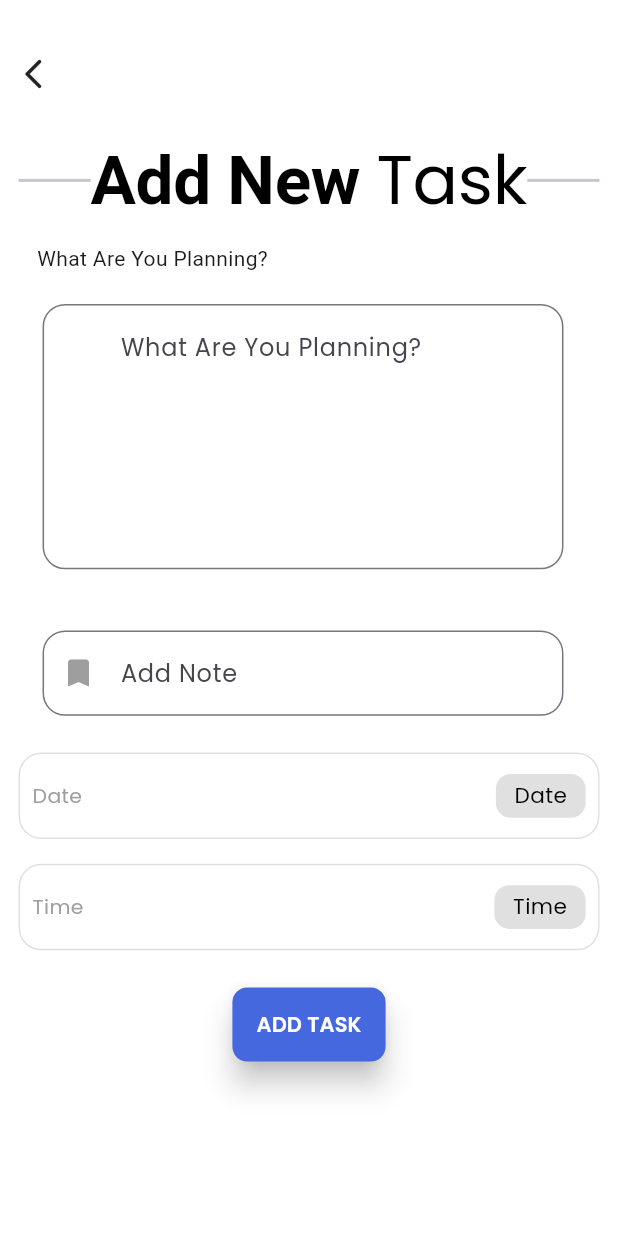
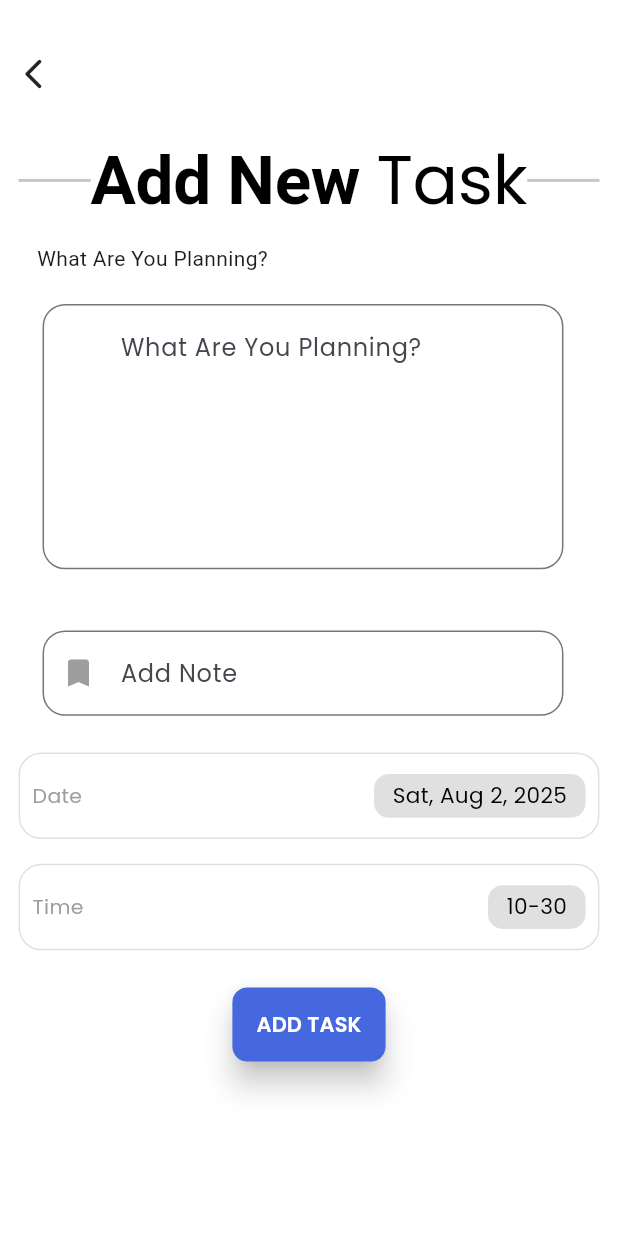
Before and after one commit to MuhammedAnfal/todo_app, a Flutter app: the screen it shows after launch, after a tap on the "add" icon, on a phone screen of 412 x 824 dp. Run offline on Flutter 3.47's test engine with Material 3 defaults, Android fonts, the phone set to English and light mode, and no system bars; our stand-ins replace animate_do, cloud_firestore, cloud_functions, firebase_core, firebase_messaging, flutter_local_notifications and 7 more; missing offline and left inert: ftoast, panara_dialogs; accounts and stored records are empty.

Commit message:
can clear all todo list and delete the items, push notificaton setup

```diff
--- a/lib/features/home/screens/home_view.dart
+++ b/lib/features/home/screens/home_view.dart
@@ -5,6 +5,7 @@ import 'package:flutter/material.dart';
 import 'package:flutter_riverpod/flutter_riverpod.dart';
 import 'package:flutter_slider_drawer/flutter_slider_drawer.dart';
 import 'package:google_fonts/google_fonts.dart';
+import 'package:hive/hive.dart';
 import 'package:lottie/lottie.dart';
 import 'package:todo_app/features/extension/size_extension.dart';
 import 'package:todo_app/features/extension/space_extension.dart';
@@ -24,14 +25,41 @@ class HomeView extends ConsumerStatefulWidget {
 
 class _HomeViewState extends ConsumerState<HomeView> {
   //-- variables
-  final List<int> tasks = [2];
   final GlobalKey<SliderDrawerState> sliderKey = GlobalKey<SliderDrawerState>();
+  final doneTasks = StateProvider((ref) => 0);
+
+  //-- check how many tasks are done
+  int checkDoneTask(List<Task> taskList) {
+    Future.delayed(Duration(milliseconds: 500), () {
+      for (var a in taskList) {
+        if (a.isCompleted) {
+          ref.watch(doneTasks.notifier).state++;
+        }
+      }
+    });
+    return ref.read(doneTasks);
+  }
 
   @override
   Widget build(BuildContext context) {
+    // -- checkValueOfCircleIndicator
+    dynamic valueOfCircleIndicator(List<Task> taskList) {
+      if (taskList.isEmpty) {
+        return 0;
+      } else {
+        return taskList.length;
+      }
+    }
+
+    final base = BaseWidget.of(context);
     final theme = Theme.of(context).textTheme;
-    return Consumer(
-      builder: (context, ref, child) {
+
+    return ValueListenableBuilder(
+      valueListenable: base.dataStore.listenToTask(),
+      builder: (context, Box<Task> box, child) {
+        var tasks = box.values.toList();
+        tasks.sort((a, b) => b.createdAtDate.compareTo(a.createdAtDate));
+
         //-- slide drawer
         return Scaffold(
           backgroundColor: Colors.white,
@@ -42,11 +70,7 @@ class _HomeViewState extends ConsumerState<HomeView> {
               height: context.h,
               width: context.w,
               child: Padding(
-                padding: EdgeInsets.only(
-                  right: context.w * 0.02,
-                  left: context.w * 0.02,
-                  bottom: context.w * 0.02,
-                ),
+                padding: EdgeInsets.only(right: context.w * 0.02, left: context.w * 0.02, bottom: context.w * 0.02),
                 child: SingleChildScrollView(
                   child: Column(
                     children: [
@@ -64,27 +88,19 @@ class _HomeViewState extends ConsumerState<HomeView> {
                                 padding: EdgeInsets.only(right: context.w * 0.02),
                                 child: GestureDetector(
                                   onTap: () async {
-                                    print('object');
-                                    try {
-                                      final functions = FirebaseFunctions.instance;
-                                      final result = await functions.httpsCallable('sendNotification').call({
-                                        'title': 'hi guys',
-                                        'body': 'this is the notification',
-                                        'token': token,
-                                      });
-                                      print(token);
-
-                                      print('Function Response: ${result.data}');
-                                    } catch (e) {
-                                      print('Function Error: $e');
-                                    }
-                                    // noTaskWarningDialog(context);
+                                    base.dataStore.box.isEmpty ? noTaskWarningDialog(context) : deleteAllTaskDialog(context);
+                                    // try {
+                                    //   final functions = FirebaseFunctions.instance;
+                                    //   final result = await functions.httpsCallable('sendNotification').call({
+                                    //     'title': 'hi guys',
+                                    //     'body': 'this is the notification',
+                                    //     'token': token,
+                                    //   });
+                                    // } catch (e) {
+                                    //   noTaskWarningDialog(context);
+                                    // }
                                   },
-                                  child: Icon(
-                                    CupertinoIcons.trash,
-                                    size: context.w * 0.06,
-                                    color: Colors.black,
-                                  ),
+                                  child: Icon(CupertinoIcons.trash, size: context.w * 0.06, color: Colors.black),
                                 ),
                               ),
                             ],
@@ -101,7 +117,7 @@ class _HomeViewState extends ConsumerState<HomeView> {
                             children: [
                               //-- loader
                               CircularProgressIndicator(
-                                value: 1 / 3,
+                                value: checkDoneTask(tasks) / valueOfCircleIndicator(tasks),
                                 backgroundColor: Colors.grey,
                                 valueColor: const AlwaysStoppedAnimation(Colors.blue),
                               ),
@@ -112,7 +128,7 @@ class _HomeViewState extends ConsumerState<HomeView> {
                                 children: [
                                   Text(AppStrings.mainTitle, style: theme.displayLarge),
                                   3.h,
-                                  Text('1 of 3 task', style: theme.titleMedium),
+                                  Text('${checkDoneTask(tasks)} of ${tasks.length} task', style: theme.titleMedium),
                                 ],
                               ),
                             ],
@@ -121,12 +137,9 @@ class _HomeViewState extends ConsumerState<HomeView> {
                       ),
 
                       //-- divider
-                      Padding(
-                        padding: EdgeInsets.only(top: context.h * 0.01),
-                        child: Divider(thickness: 2, indent: 60),
-                      ),
+                      Padding(padding: EdgeInsets.only(top: context.h * 0.01), child: Divider(thickness: 2, indent: 60)),
 
-                      //-- tasks
+                      //-- task
                       SizedBox(
                         width: context.w,
                         height: context.h * 0.7,
@@ -139,10 +152,7 @@ class _HomeViewState extends ConsumerState<HomeView> {
                                       child: SizedBox(
                                         height: context.h * 0.3,
                                         width: context.w,
-                                        child: Lottie.asset(
-                                          ImageConstants.noTask,
-                                          animate: tasks.isNotEmpty ? false : true,
-                                        ),
+                                        child: Lottie.asset(ImageConstants.noTask, animate: tasks.isNotEmpty ? false : true),
                                       ),
                                     ),
                                     FadeInUp(from: 30, child: Text(AppStrings.doneAllTask)),
@@ -152,11 +162,11 @@ class _HomeViewState extends ConsumerState<HomeView> {
                                   scrollDirection: Axis.vertical,
                                   itemCount: tasks.length,
                                   itemBuilder: (context, index) {
+                                    var task = tasks[index];
                                     //-- swipe to delete task
                                     return Dismissible(
                                       onDismissed: (_) {
-                                        tasks.removeAt(index);
-                                        setState(() {});
+                                        base.dataStore.deleteTask(task: task);
                                       },
                                       background: Row(
                                         mainAxisAlignment: MainAxisAlignment.center,
@@ -167,30 +177,17 @@ class _HomeViewState extends ConsumerState<HomeView> {
                                           //-- text
                                           Padding(
                                             padding: EdgeInsets.only(left: context.w * 0.010),
-                                            child: Text(
-                                              AppStrings.deletedTask,
-                                              style: GoogleFonts.poppins(color: Colors.grey),
-                                            ),
+                                            child: Text(AppStrings.deletedTask, style: GoogleFonts.poppins(color: Colors.grey)),
                                           ),
                                         ],
                                       ),
 
                                       //-- swiping direction
                                       direction: DismissDirection.horizontal,
-                                      key: Key(index.toString()),
+                                      key: Key(task.id.toString()),
 
                                       //-- tile widget
-                                      child: TaskWidget(
-                                        theme: theme,
-                                        task: Task(
-                                          id: '1',
-                                          title: 'Home Task',
-                                          description: "cleaning the room",
-                                          createdTime: DateTime.now(),
-                                          createdAtDate: DateTime.now(),
-                                          isCompleted: false,
-                                        ),
-                                      ),
+                                      child: TaskWidget(theme: theme, task: task),
                                     );
                                   },
                                 ),
--- a/lib/features/models/task.dart
+++ b/lib/features/models/task.dart
@@ -32,7 +32,7 @@ class Task extends HiveObject {
 
   //-- create new taks
   factory Task.create({
-     String? id,
+    String? id,
     required String? title,
     required String? description,
     required DateTime? createdTime,
--- a/lib/features/tasks/screens/taskview.dart
+++ b/lib/features/tasks/screens/taskview.dart
@@ -1,4 +1,3 @@
-import 'package:animate_do/animate_do.dart';
 import 'package:bottom_picker/bottom_picker.dart';
 import 'package:cloud_firestore/cloud_firestore.dart';
 import 'package:flutter/material.dart';
@@ -23,8 +22,8 @@ import 'package:todo_app/main.dart';
 import '../../../models/task_model.dart';
 
 class Taskview extends ConsumerStatefulWidget {
-  const Taskview({super.key, this.titleController, this.descriptionController});
-
+  const Taskview( {super.key, this.task, this.titleController, this.descriptionController});
+  final Task? task;
   final TextEditingController? titleController;
   final TextEditingController? descriptionController;
 
@@ -36,8 +35,8 @@ class _TaskviewState extends ConsumerState<Taskview> {
   //-- variables
   final title = StateProvider<String>((ref) => '');
   final description = StateProvider<String>((ref) => '');
-  final selectedDate = StateProvider<DateTime?>((ref) => null);
-  final selectedTime = StateProvider((ref) => '');
+  final selectedDate = StateProvider<DateTime?>((ref) => DateTime.now());
+  final selectedTime = StateProvider<DateTime?>((ref) => DateTime.now());
 
   //-- if any task is there return true or return false
   bool isTaskExist() {
@@ -51,44 +50,42 @@ class _TaskviewState extends ConsumerState<Taskview> {
   //-- function for creating or updating tasks
   dynamic isTaskAlreadyExistUpdateOtherWiseCreate() {
     if (widget.titleController?.text != null && widget.descriptionController?.text != null) {
+      print('if working ');
       try {
         //-- updating the current task
         widget.titleController?.text = ref.watch(title);
         widget.descriptionController?.text = ref.watch(description);
+        Navigator.pop(context);
+
       } catch (e) {
         updateWarning(context);
       }
     } else {
       //-- create new task
-
-      if (ref.watch(title) != null && ref.watch(description) != null) {
+      print('else  working ');
+      if (ref.watch(title) != ''  && ref.watch(description) != '') {
+        print('else if');
         var task = Task.create(
           title: ref.watch(title),
           description: ref.watch(description),
-          createdTime: DateTime.parse(ref.watch(selectedTime)),
+          createdTime: ref.watch(selectedTime),
           createdDate: ref.watch(selectedDate),
         );
         //-- we are adding task in to db using inherited widget
         BaseWidget.of(context).dataStore.addTask(task: task);
+        Navigator.pop(context);
       } else {
         emptyWarning(context);
       }
     }
   }
 
-  @override
-  void dispose() {
-    // TODO: implement dispose
-    super.dispose();
-
-    ref.watch(selectedTime.notifier).state = '';
-    ref.watch(selectedDate.notifier).state = null;
+  //-- delete task
+  deleteTask(){
+    return widget.task?.delete();
   }
-
   @override
   Widget build(BuildContext context) {
-   final base = BaseWidget.of(context);
-   return ValueListenableBuilder(valueListenable: base.dataStore.listenToTask(), builder: (context, Box<Task> box , child) {
     return Scaffold(
       backgroundColor: Colors.white,
       //-- appBar
@@ -178,48 +175,88 @@ class _TaskviewState extends ConsumerState<Taskview> {
                   initialTime: Time(minutes: 59),
                   maxTime: Time(hours: 23),
                   onSubmit: (p0) {
-                      final DateTime time = p0 as DateTime;
-                      final formattedTime = DateFormat('HH : mm').format(time);
-                      ref.watch(selectedTime.notifier).state = formattedTime;
-                      print(ref.watch(selectedTime).toString());
+                    ref.watch(selectedTime.notifier).state = p0;
                   },
                   pickerTitle: Text('sss', style: GoogleFonts.poppins(color: AppColors.white, fontWeight: FontWeight.w500)),
                 ).show(context);
               },
-                selectedTime: ref.watch(selectedTime.notifier).state.toString(),
+              selectedTime: ref.watch(selectedTime)?? DateTime.now()),
+
+            Padding(
+              padding: EdgeInsets.only(top: context.h * 0.03),
+              child: Row(
+                mainAxisAlignment: isTaskExist() ? MainAxisAlignment.center : MainAxisAlignment.spaceAround,
+                children: [
+                  //-- delete button
+                  isTaskExist()
+                      ? Container()
+                      : MaterialButton(
+                        elevation: 4,
+                        height: context.h * 0.06,
+                        color: Colors.white38,
+                        shape: RoundedRectangleBorder(
+                          borderRadius: BorderRadius.circular(10),
+                          side: BorderSide(color: AppColors.grey),
+                        ),
+                        onPressed: () {
+                          deleteTask();
+                          Navigator.pop(context);
+                        },
+                        animationDuration: Duration(seconds: 1),
+                        child: Row(
+                          children: [
+                            Icon(Icons.close, color: AppColors.primaryColor),
+                            Padding(
+                              padding: EdgeInsets.only(left: context.w * 0.02),
+                              child: Text(
+                                AppStrings.deleteTAsk.toUpperCase(),
+                                style: GoogleFonts.poppins(color: AppColors.primaryColor, fontWeight: FontWeight.w600),
+                              ),
+                            ),
+                          ],
+                        ),
                       ),
 
-              //-- Delete and add Buttons
-              ButtonsRowSection(
-                isAlreadyExist: isTaskExist(),
-                onAdd: () {
+                  //-- adding button
+                  MaterialButton(
+                    elevation: 8,
+                    height: context.h * 0.06,
+                    shape: RoundedRectangleBorder(borderRadius: BorderRadius.circular(10)),
+                    onPressed: () {
                       if (ref.watch(selectedDate) == null) {
                         ScaffoldMessenger.of(context).showSnackBar(SnackBar(content: Text('please select date')));
                       } else if (ref.watch(selectedTime) == null) {
                         ScaffoldMessenger.of(context).showSnackBar(SnackBar(content: Text('please select time')));
                       } else {
-                    print(token);
-                    print('1');
+                        if(ref.watch(title)!=''&& ref.watch(description)!='') {
+                          isTaskAlreadyExistUpdateOtherWiseCreate();
                           TaskModel task = TaskModel(
                             token: token ?? '',
                             taskId: '',
                             selectedDate: ref.watch(selectedDate) ?? DateTime.now(),
-                      selectedTime: ref.watch(selectedTime) ?? '',
-                      taskTitle: widget.titleController.toString(),
-                      taskDescription: widget.descriptionController.toString(),
+                            selectedTime: ref.watch(selectedTime) ?? DateTime.now(),
+                            taskTitle: ref.watch(title),
+                            taskDescription: ref.watch(description),
                           );
                           FirebaseFirestore.instance.collection('tasks').add(task.toMap()).then((value) {
                             value.update({'taskId': value.id});
                           });
                         }
+                      }
                     },
+                    animationDuration: Duration(seconds: 1),
+                    color: AppColors.primaryColor,
+                    child: Text(
+                     isTaskExist()?  AppStrings.addTaskString.toUpperCase():AppStrings.updateCurrentTask,
+                      style: GoogleFonts.poppins(color: AppColors.white, fontWeight: FontWeight.w600),
+                    ),
+                  ),
+                ],
+              ),
             ),
           ],
         ),
       ),
     );
-
-
-    },);
   }
 }
--- a/lib/features/tasks/screens/widgets/time_selection_section.dart
+++ b/lib/features/tasks/screens/widgets/time_selection_section.dart
@@ -9,7 +9,7 @@ import 'package:todo_app/features/utils/app_str.dart';
 class TimeSelectionTile extends StatefulWidget {
   const TimeSelectionTile({super.key, this.ontap, required this.selectedTime});
   final VoidCallback? ontap;
-  final String selectedTime;
+  final DateTime selectedTime;
 
   @override
   State<TimeSelectionTile> createState() => _DateSelectionTileState();
@@ -17,12 +17,12 @@ class TimeSelectionTile extends StatefulWidget {
 
 class _DateSelectionTileState extends State<TimeSelectionTile> {
 
-  // formatDate(DateTime? selectedTime){
-  //   if(selectedTime!=null){
-  //   return  DateFormat("hh-mm").format(selectedTime);
-  //   }else {
-  //     return"";
-  //   }}
+  formatDate(DateTime? selectedTime){
+    if(selectedTime!=null){
+    return  DateFormat("hh-mm").format(selectedTime);
+    }else {
+      return"";
+    }}
 
   @override
   Widget build(BuildContext context) {
@@ -53,7 +53,7 @@ class _DateSelectionTileState extends State<TimeSelectionTile> {
                 color: Colors.grey.shade300,
               ),
               child: Text(
-              widget.selectedTime.isEmpty ? AppStrings.timeString: widget.selectedTime.toString() ,
+              widget.selectedTime == null ? AppStrings.timeString:formatDate(widget.selectedTime) ,
                 style: GoogleFonts.poppins(
                   fontSize: context.w * 0.035,
                   color: AppColors.black,
--- a/lib/features/utils/constants/image_constants.dart/lottie_constants.dart
+++ b/lib/features/utils/constants/image_constants.dart/lottie_constants.dart
@@ -3,6 +3,8 @@ import 'package:ftoast/ftoast.dart';
 import 'package:panara_dialogs/panara_dialogs.dart';
 import 'package:todo_app/features/extension/size_extension.dart';
 import 'package:todo_app/features/utils/app_str.dart';
+import '../../../../main.dart';
+import '../../app_str.dart';
 
 class ImageConstants {
   static const String noTask = 'assets/lottie/no_task.json';
@@ -59,7 +61,7 @@ deleteAllTaskDialog(BuildContext context) {
     },
     onTapConfirm: () {
       //-- clear all the tasks
-      // BaseWidget.of(context).dataStore.box.clear();
+      BaseWidget.of(context).dataStore.box.clear();
       Navigator.of(context).pop();
     },
     panaraDialogType: PanaraDialogType.warning,
--- a/lib/main.dart
+++ b/lib/main.dart
@@ -34,7 +34,6 @@ Future<void> main() async {
     }
   });
 
-  NotificationSettings settings = await FirebaseMessaging.instance.requestPermission();
 
   //-- create a background handler
   Future<void> firebaseMessagingBackgroundHandler(RemoteMessage message) async {
--- a/lib/models/task_model.dart
+++ b/lib/models/task_model.dart
@@ -1,7 +1,7 @@
 import 'package:intl/intl.dart';
 
 class TaskModel{
-  final String selectedTime;
+  final DateTime selectedTime;
   final DateTime selectedDate;
   final String taskTitle;
   final String taskDescription;
```
Also changed, not shown: lib/features/home/screens/widgets/task_widget.dart (+20 -13 lines). Lines whose indentation alone changed are shown as unchanged.
